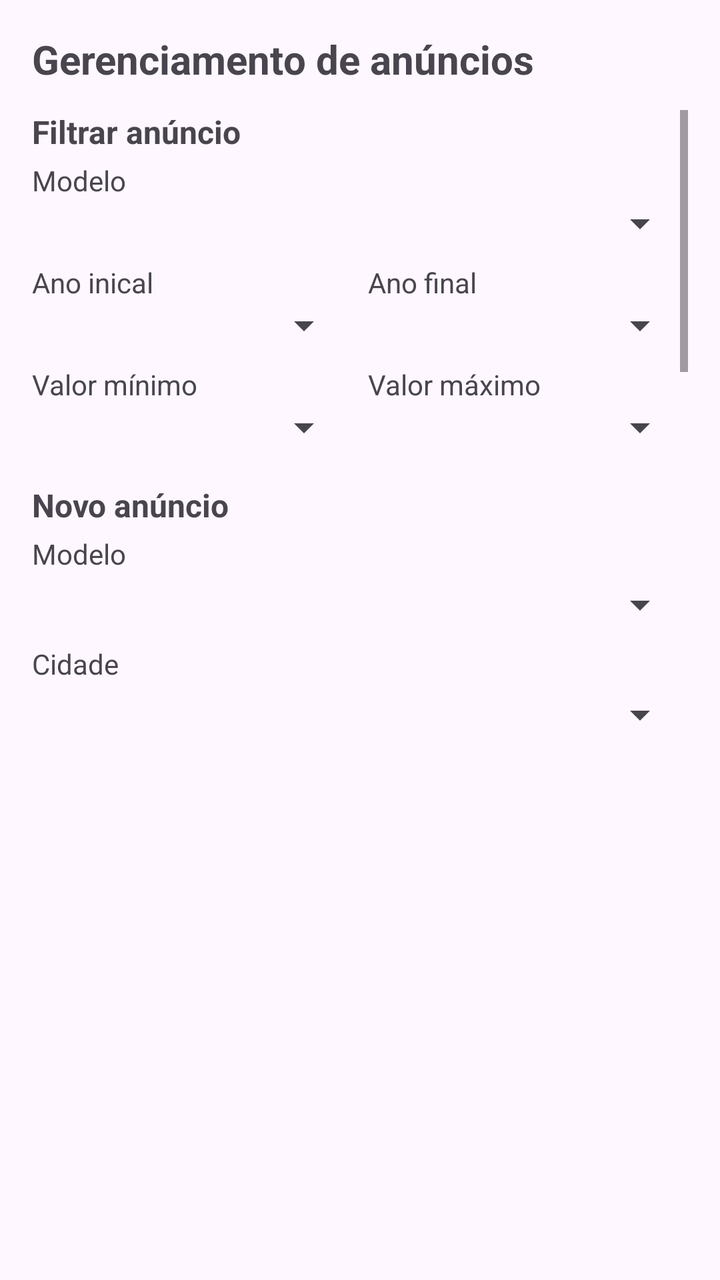
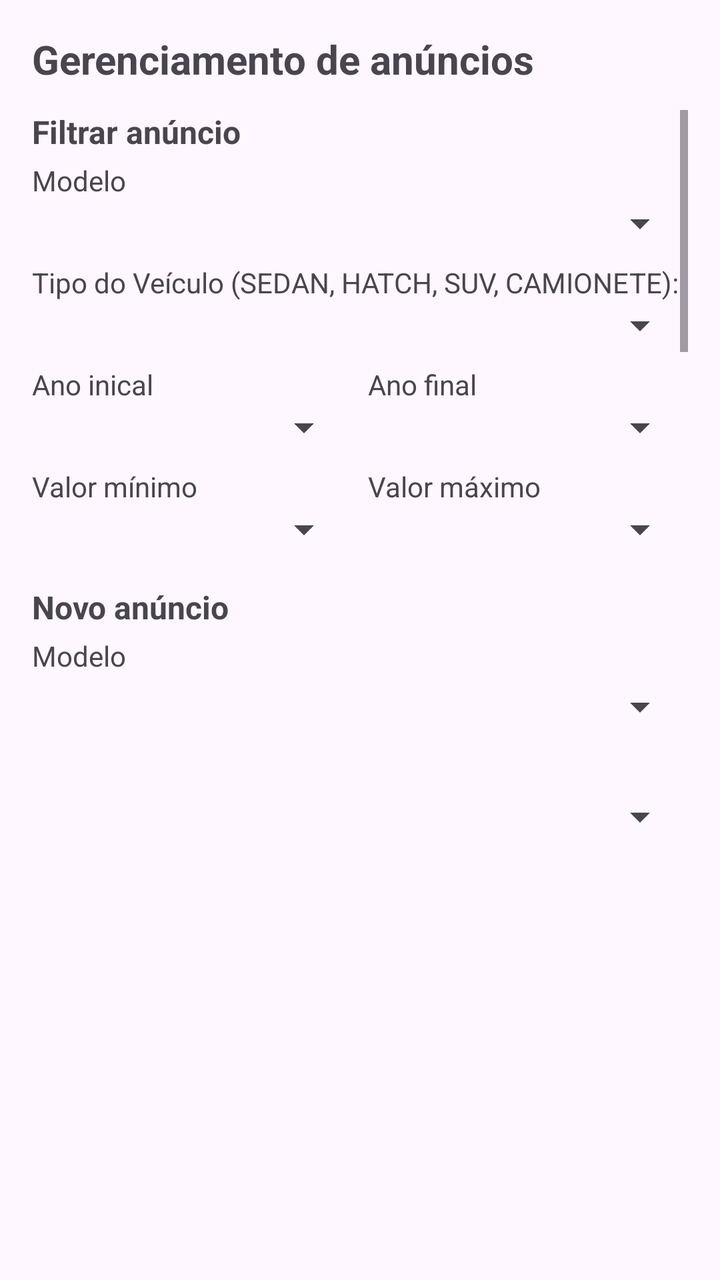

Screens rendered from an Android XML layout before and after an edit, with the pre-edit source and the edit as a unified diff.
<!-- AndroidManifest.xml: application theme Theme.Atividade2 -->
<!-- res/layout/activity_anuncios.xml -->
<?xml version="1.0" encoding="utf-8"?>
<LinearLayout xmlns:android="http://schemas.android.com/apk/res/android"
    android:id="@+id/main"
    android:layout_width="match_parent"
    android:layout_height="match_parent"
    android:orientation="vertical"
    android:padding="16dp">

    <TextView
        android:layout_width="match_parent"
        android:layout_height="wrap_content"
        android:text="@string/gerenciamentoAnuncios"
        android:textSize="20sp"
        android:textStyle="bold"
        android:layout_marginBottom="12dp"/>

    <ScrollView
        android:layout_width="match_parent"
        android:layout_height="0dp"
        android:layout_weight="1">

        <LinearLayout
            android:layout_width="match_parent"
            android:layout_height="wrap_content"
            android:orientation="vertical">

            <TextView
                android:layout_width="match_parent"
                android:layout_height="wrap_content"
                android:text="@string/filtrarAnuncio"
                android:textSize="16sp"
                android:textStyle="bold"
                android:layout_marginBottom="4dp"/>

            <TextView
                android:layout_width="match_parent"
                android:layout_height="wrap_content"
                android:text="@string/modelo"
                android:textSize="14sp"/>

            <Spinner
                android:id="@+id/spinnerFiltroModelo"
                android:layout_width="match_parent"
                android:layout_height="wrap_content"
                android:layout_marginBottom="8dp"/>

            <LinearLayout
                android:layout_width="match_parent"
                android:layout_height="wrap_content"
                android:orientation="horizontal"
                android:layout_marginBottom="8dp">

                <LinearLayout
                    android:layout_width="0dp"
                    android:layout_height="wrap_content"
                    android:layout_weight="1"
                    android:orientation="vertical"
                    android:layout_marginEnd="8dp">

                    <TextView
                        android:layout_width="wrap_content"
                        android:layout_height="wrap_content"
                        android:text="@string/anoInicial"
                        android:textSize="14sp"/>

                    <Spinner
                        android:id="@+id/spinnerFiltroAnoInicial"
                        android:layout_width="match_parent"
                        android:layout_height="wrap_content"/>
                </LinearLayout>

                <LinearLayout
                    android:layout_width="0dp"
                    android:layout_height="wrap_content"
                    android:layout_weight="1"
                    android:orientation="vertical">

                    <TextView
                        android:layout_width="wrap_content"
                        android:layout_height="wrap_content"
                        android:text="@string/anoFinal"
                        android:textSize="14sp"/>

                    <Spinner
                        android:id="@+id/spinnerFiltroAnoFinal"
                        android:layout_width="match_parent"
                        android:layout_height="wrap_content"/>
                </LinearLayout>
            </LinearLayout>

            <LinearLayout
                android:layout_width="match_parent"
                android:layout_height="wrap_content"
                android:orientation="horizontal"
                android:layout_marginBottom="16dp">

                <LinearLayout
                    android:layout_width="0dp"
                    android:layout_height="wrap_content"
                    android:layout_weight="1"
                    android:orientation="vertical"
                    android:layout_marginEnd="8dp">

                    <TextView
                        android:layout_width="wrap_content"
                        android:layout_height="wrap_content"
                        android:text="@string/valorMinimo"
                        android:textSize="14sp"/>

                    <Spinner
                        android:id="@+id/spinnerFiltroMin"
                        android:layout_width="match_parent"
                        android:layout_height="wrap_content"/>
                </LinearLayout>

                <LinearLayout
                    android:layout_width="0dp"
                    android:layout_height="wrap_content"
                    android:layout_weight="1"
                    android:orientation="vertical">

                    <TextView
                        android:layout_width="wrap_content"
                        android:layout_height="wrap_content"
                        android:text="@string/valorMaximo"
                        android:textSize="14sp"/>

                    <Spinner
                        android:id="@+id/spinnerFiltroMax"
                        android:layout_width="match_parent"
                        android:layout_height="wrap_content"/>
                </LinearLayout>
            </LinearLayout>

            <TextView
                android:layout_width="match_parent"
                android:layout_height="wrap_content"
                android:text="@string/novoAnuncio"
                android:textSize="16sp"
                android:textStyle="bold"
                android:layout_marginBottom="4dp"/>

            <TextView
                android:layout_width="match_parent"
                android:layout_height="wrap_content"
                android:text="@string/modelo"
                android:textSize="14sp"
                android:layout_marginBottom="4dp"/>

            <Spinner
                android:id="@+id/spinnerModelo"
                android:layout_width="match_parent"
                android:layout_height="wrap_content"
                android:layout_marginBottom="8dp"/>

            <TextView
                android:layout_width="match_parent"
                android:layout_height="wrap_content"
                android:text="@string/cidade"
                android:textSize="14sp"
                android:layout_marginBottom="4dp"/>

            <Spinner
                android:id="@+id/spinnerCidade"
                android:layout_width="match_parent"
                android:layout_height="wrap_content"
                android:layout_marginBottom="8dp"/>

            <EditText
                android:id="@+id/edDescricao"
                android:layout_width="match_parent"
                android:layout_height="wrap_content"
                android:hint="@string/descricao"
                android:inputType="text"
                android:layout_marginBottom="8dp"/>

            <EditText
                android:id="@+id/edCor"
                android:layout_width="match_parent"
                android:layout_height="wrap_content"
                android:hint="@string/cor"
                android:inputType="text"
                android:layout_marginBottom="8dp"/>

            <EditText
                android:id="@+id/edValor"
                android:layout_width="match_parent"
                android:layout_height="wrap_content"
                android:hint="@string/valor"
                android:inputType="numberDecimal"
                android:layout_marginBottom="8dp"/>

            <EditText
                android:id="@+id/edAno"
                android:layout_width="match_parent"
                android:layout_height="wrap_content"
                android:hint="@string/ano"
                android:inputType="number"
                android:layout_marginBottom="8dp"/>

            <EditText
                android:id="@+id/edKm"
                android:layout_width="match_parent"
                android:layout_height="wrap_content"
                android:hint="@string/km"
                android:inputType="number"
                android:layout_marginBottom="8dp"/>

            <Button
                android:id="@+id/btSalvarAnuncio"
                android:layout_width="wrap_content"
                android:layout_height="wrap_content"
                android:text="@string/salvar"
                android:layout_marginEnd="8dp"/>
        </LinearLayout>
    </ScrollView>

    <ListView
        android:id="@+id/lista_anuncios"
        android:layout_width="match_parent"
        android:layout_height="0dp"
        android:layout_weight="1"/>

</LinearLayout>
<!-- resources referenced by this layout -->
<resources>
  <string name="ano">Ano</string>
  <string name="anoFinal">Ano final</string>
  <string name="anoInicial">Ano inical</string>
  <string name="cidade">Cidade</string>
  <string name="cor">Cor</string>
  <string name="descricao">Descrição</string>
  <string name="filtrarAnuncio">Filtrar anúncio</string>
  <string name="gerenciamentoAnuncios">Gerenciamento de anúncios</string>
  <string name="km">Km</string>
  <string name="modelo">Modelo</string>
  <string name="novoAnuncio">Novo anúncio</string>
  <string name="salvar">Salvar</string>
  <string name="valor">Valor</string>
  <string name="valorMaximo">Valor máximo</string>
  <string name="valorMinimo">Valor mínimo</string>
  <style name="Theme.Atividade2" parent="Base.Theme.Atividade2" />
  <style name="Base.Theme.Atividade2" parent="Theme.Material3.DayNight.NoActionBar">
          
          
      </style>
</resources>

<!-- the commit's change to res/layout/activity_anuncios.xml (unified diff, before → after) -->
@@ -44,6 +44,18 @@
                 android:layout_height="wrap_content"
                 android:layout_marginBottom="8dp"/>
 
+            <TextView
+                android:layout_width="match_parent"
+                android:layout_height="wrap_content"
+                android:text="@string/tipoVeiculo"
+                android:textSize="14sp"/>
+
+            <Spinner
+                android:id="@+id/spinnerFiltroTipo"
+                android:layout_width="match_parent"
+                android:layout_height="wrap_content"
+                android:layout_marginBottom="8dp"/>
+
             <LinearLayout
                 android:layout_width="match_parent"
                 android:layout_height="wrap_content"
<!-- resource entries referenced after the edit -->
@@ -12,6 +12,7 @@
   <string name="modelo">Modelo</string>
   <string name="novoAnuncio">Novo anúncio</string>
   <string name="salvar">Salvar</string>
+  <string name="tipoVeiculo">Tipo do Veículo (SEDAN, HATCH, SUV, CAMIONETE):</string>
   <string name="valor">Valor</string>
   <string name="valorMaximo">Valor máximo</string>
   <string name="valorMinimo">Valor mínimo</string>
